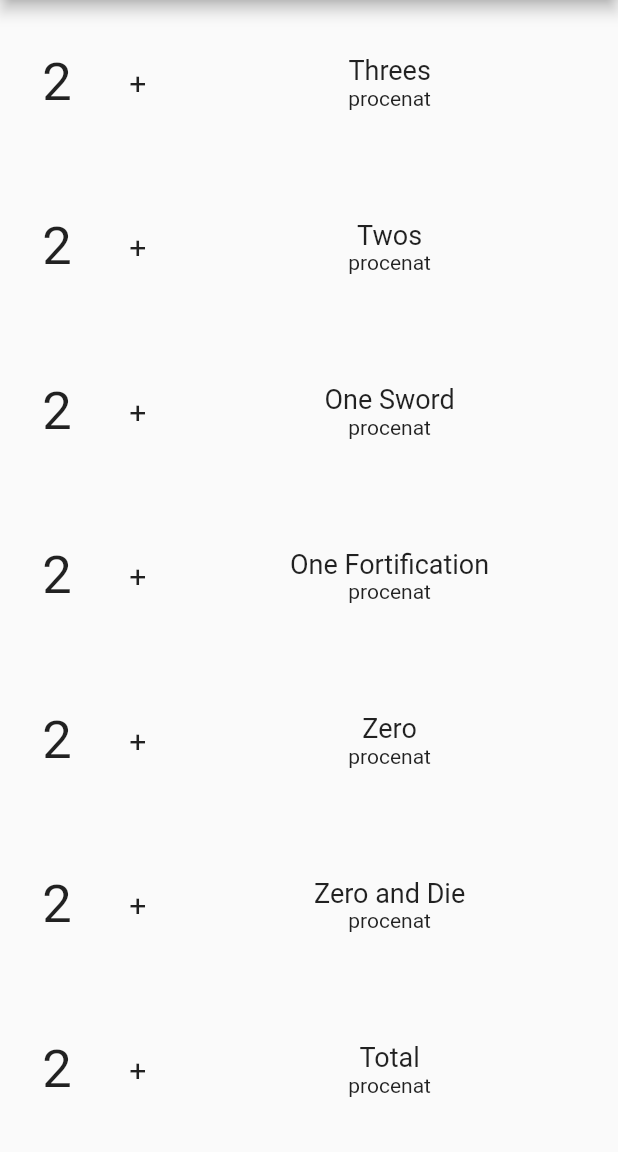
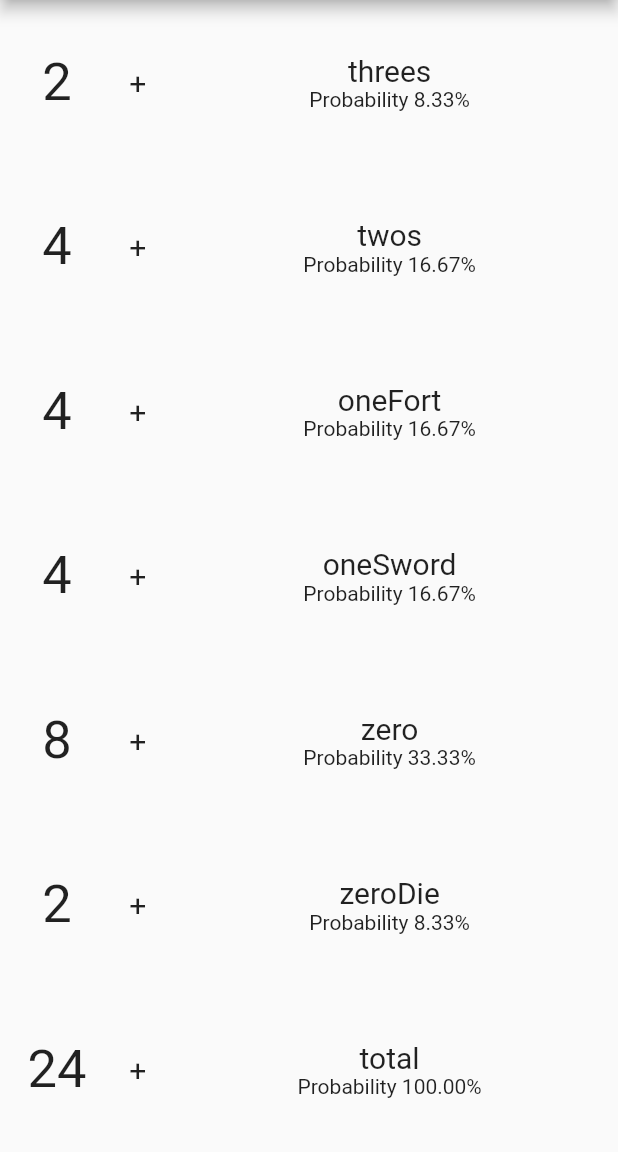
Before and after one commit to krdzo/got-battle, a Flutter app: the screen it shows after launch, on a phone screen of 412 x 824 dp, the part 84-1236 px from its top. Run offline on Flutter 3.47's test engine with Material 2 defaults, Android fonts, the phone set to English and light mode, and no system bars.

Commit message:
Make UI form data class

```diff
--- a/lib/main.dart
+++ b/lib/main.dart
@@ -1,4 +1,5 @@
 import 'package:flutter/material.dart';
+import 'tides_of_battle.dart';
 
 void main() {
   runApp(const GoT());
@@ -14,15 +15,9 @@ class GoT extends StatelessWidget {
       home: Scaffold(
         appBar: AppBar(title: const Text("Battle")),
         body: Column(
-          children: const [
-            Expanded(child: Card(tekst: "Threes")),
-            Expanded(child: Card(tekst: "Twos")),
-            Expanded(child: Card(tekst: "One Sword")),
-            Expanded(child: Card(tekst: "One Fortification")),
-            Expanded(child: Card(tekst: "Zero")),
-            Expanded(child: Card(tekst: "Zero and Die")),
-            Expanded(child: Card(tekst: "Total")),
-          ],
+          children: CardDeck.cards.entries.map((entry) {
+            return Expanded(child: Card(entry.value, entry.key));
+          }).toList(),
         ),
       ),
     );
@@ -30,19 +25,22 @@ class GoT extends StatelessWidget {
 }
 
 class Card extends StatelessWidget {
-  final String tekst;
-  const Card({Key? key, required this.tekst}) : super(key: key);
+  static int cardsLeft = CardDeck.cards["total"]!;
+  final String cardText;
+  final int count;
+  const Card(this.count, this.cardText, {Key? key}) : super(key: key);
 
   @override
   Widget build(BuildContext context) {
     return Row(
       children: [
-        const Expanded(
+        // Count field
+        Expanded(
           flex: 2,
           child: Center(
             child: Text(
-              "2",
-              style: TextStyle(fontSize: 35),
+              count.toString(),
+              style: const TextStyle(fontSize: 35),
             ),
           ),
         ),
@@ -59,10 +57,11 @@ class Card extends StatelessWidget {
             mainAxisAlignment: MainAxisAlignment.center,
             children: [
               Text(
-                tekst,
-                style: const TextStyle(fontSize: 18),
+                cardText,
+                style: const TextStyle(fontSize: 20),
               ),
-              const Text("procenat"),
+              Text(
+                  "Probability ${(count / cardsLeft * 100).toStringAsFixed(2)}%"),
             ],
           ),
         ),
```
